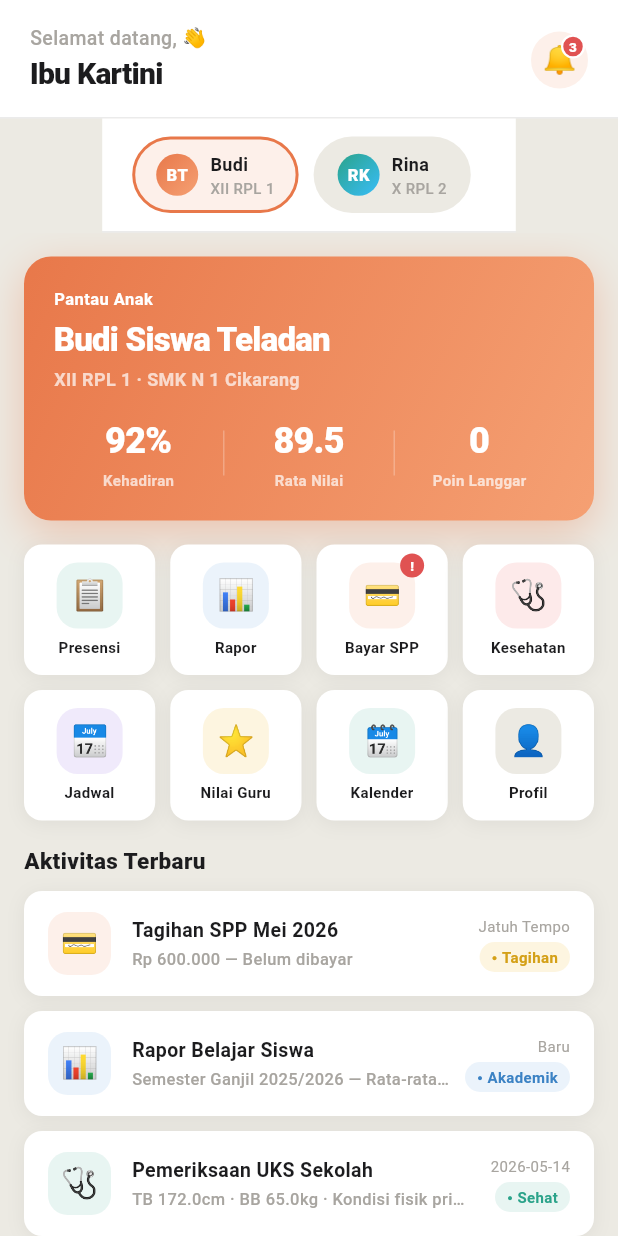
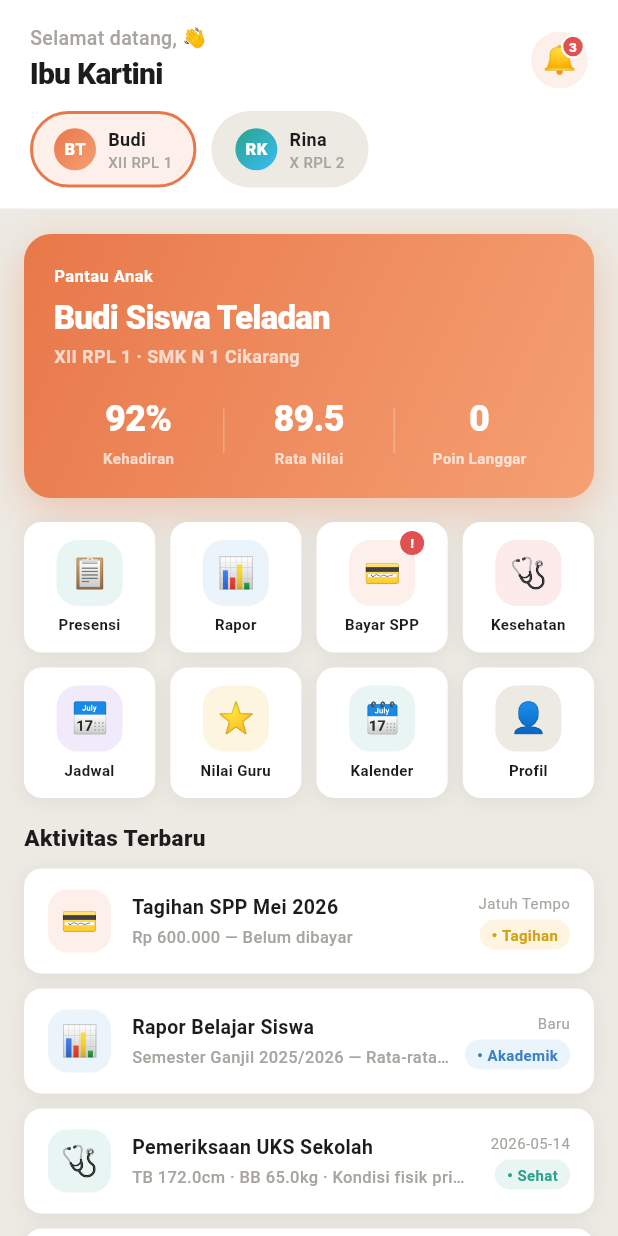
Before and after one commit to blznqhtn/SatuSekolah, a Flutter app: the PageBeranda widget shown alone on an empty page, opened directly, on a phone screen of 412 x 824 dp. Run offline on Flutter 3.47's test engine with Material 3 defaults, Android fonts, the phone set to English and light mode, and no system bars; our stand-ins replace carousel_slider, firebase_core, flutter_local_notifications, get, get_storage, google_sign_in; accounts and stored records are empty; network calls fail; Roboto replaces fonts that are missing (DM Mono, Nunito).

Commit message:
Fix child selector container width to be full-width and seamless

```diff
--- a/aplikasi_mobile_ortu/lib/screens/page_beranda.dart
+++ b/aplikasi_mobile_ortu/lib/screens/page_beranda.dart
@@ -94,7 +94,7 @@ class _PageBerandaState extends State<PageBeranda> {
         'icon': '📊',
         'iconBg': AppTheme.blueBg,
         'title': 'Rapor Belajar Siswa',
-        'sub': '${report['term_name'] ?? 'Semester Genap'} — Rata-rata ${report['average_score']}',
+        'sub': '${report['term_name'] ?? 'Semester Genap'} — Rata-rata ${avg.toStringAsFixed(1)}',
         'time': 'Baru',
         'badgeLabel': 'Akademik',
         'badgeColor': AppTheme.blue,
@@ -155,6 +155,7 @@ class _PageBerandaState extends State<PageBeranda> {
     final parentName = box.read('namaOrtu') ?? 'Ibu Kartini';
 
     return Column(
+      crossAxisAlignment: CrossAxisAlignment.stretch,
       children: [
         _buildHeader(parentName),
         _buildChildSelector(),
@@ -185,10 +186,10 @@ class _PageBerandaState extends State<PageBeranda> {
 
   Widget _buildHeader(String parentName) {
     return Container(
-      padding: const EdgeInsets.fromLTRB(20, 16, 20, 14),
+      width: double.infinity,
+      padding: const EdgeInsets.fromLTRB(20, 16, 20, 8),
       decoration: const BoxDecoration(
         color: AppTheme.surface,
-        border: Border(bottom: BorderSide(color: AppTheme.border)),
       ),
       child: Row(
         mainAxisAlignment: MainAxisAlignment.spaceBetween,
@@ -253,13 +254,15 @@ class _PageBerandaState extends State<PageBeranda> {
     ];
 
     return Container(
-      padding: const EdgeInsets.symmetric(horizontal: 20, vertical: 12),
+      width: double.infinity,
+      padding: const EdgeInsets.fromLTRB(20, 2, 20, 14),
       decoration: const BoxDecoration(
-        color: AppTheme.white,
+        color: AppTheme.surface,
         border: Border(bottom: BorderSide(color: AppTheme.border)),
       ),
       child: SingleChildScrollView(
         scrollDirection: Axis.horizontal,
+        physics: const BouncingScrollPhysics(),
         child: Row(
           children: List.generate(_children.length, (index) {
             final child = _children[index];
--- a/aplikasi_mobile_ortu/lib/screens/page_jadwal.dart
+++ b/aplikasi_mobile_ortu/lib/screens/page_jadwal.dart
@@ -70,6 +70,7 @@ class _PageJadwalState extends State<PageJadwal> {
     final dayName = _fullDays[_selectedDay];
 
     return Column(
+      crossAxisAlignment: CrossAxisAlignment.stretch,
       children: [
         _buildHeader(context, firstName, dayName),
         _buildDaySelector(),
@@ -98,6 +99,7 @@ class _PageJadwalState extends State<PageJadwal> {
 
   Widget _buildHeader(BuildContext context, String firstName, String dayName) {
     return Container(
+      width: double.infinity,
       padding: const EdgeInsets.fromLTRB(20, 16, 20, 14),
       decoration: const BoxDecoration(
         color: AppTheme.surface,
@@ -145,6 +147,7 @@ class _PageJadwalState extends State<PageJadwal> {
 
   Widget _buildDaySelector() {
     return Container(
+      width: double.infinity,
       padding: const EdgeInsets.symmetric(horizontal: 16, vertical: 12),
       decoration: const BoxDecoration(
         color: AppTheme.white,
```
